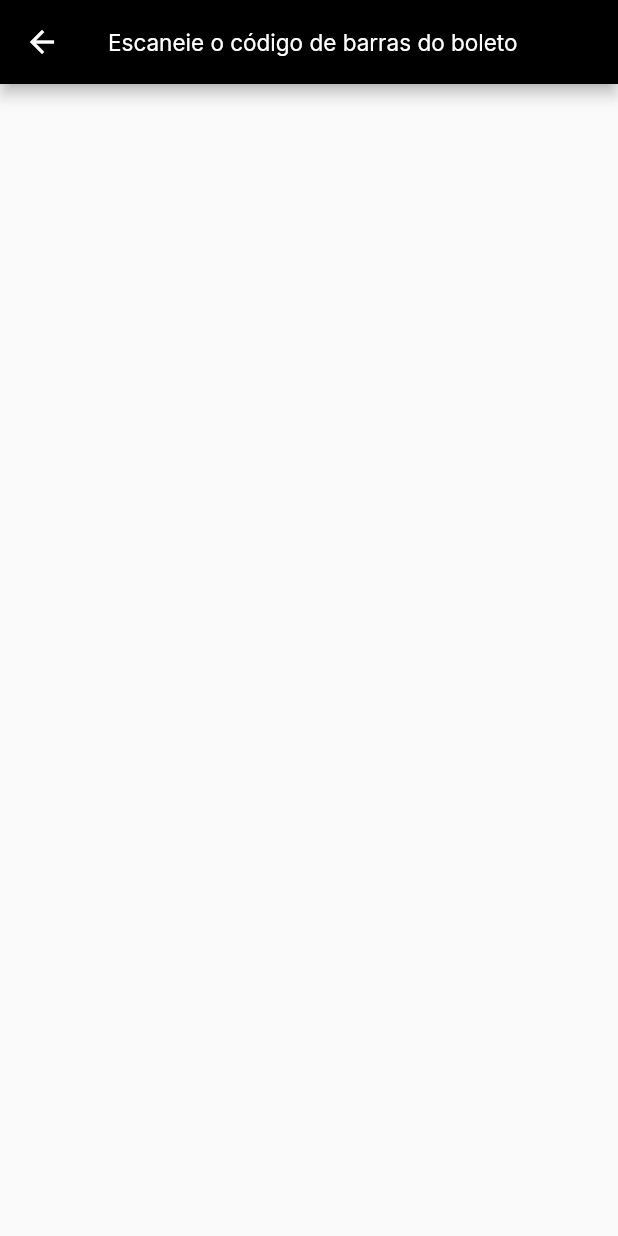
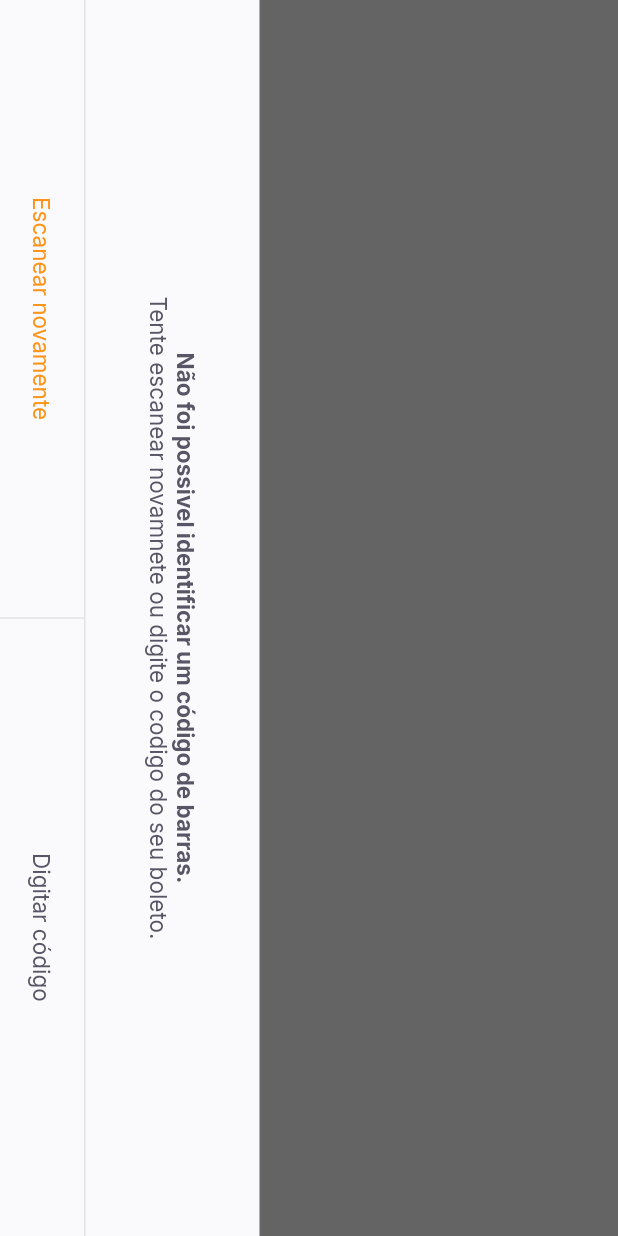
Before and after one commit to italodaniel/FlowPay, a Flutter app: the BarcodeScannerPage screen opened by its route, on a phone screen of 412 x 824 dp. Run offline on Flutter 3.47's test engine with Material 2 defaults, Android fonts, the phone set to English and light mode, and no system bars; our stand-ins replace firebase_core, google_fonts, google_sign_in, shared_preferences; accounts and stored records are empty.

Commit message:
created the barcode scanner

```diff
--- a/lib/app_widget.dart
+++ b/lib/app_widget.dart
@@ -11,7 +11,9 @@
   Widget build(BuildContext context) {
     return MaterialApp(
       title: 'Flow Pay',
-      theme: ThemeData(primaryColor: AppColors.primary),
+      theme: ThemeData(
+        primarySwatch: Colors.orange ,
+        primaryColor: AppColors.primary),
       initialRoute: "/splash",
       routes: {
         "/splash": (context) => SplashPage(),
--- a/lib/modules/barcode_scanner/barcode_scanner_page.dart
+++ b/lib/modules/barcode_scanner/barcode_scanner_page.dart
@@ -1,5 +1,7 @@
 import 'package:flowpay/shared/themes/app_colors.dart';
 import 'package:flowpay/shared/themes/app_text_styles.dart';
+import 'package:flowpay/shared/widgets/bottom_sheet/bottom_seet_widget.dart';
+import 'package:flowpay/shared/widgets/set_label_buttons/set_label_buttons.dart';
 import 'package:flutter/material.dart';
 
 class BarcodeScannerPage extends StatefulWidget {
@@ -12,13 +14,56 @@
 class _BarcodeScannerPageState extends State<BarcodeScannerPage> {
   @override
   Widget build(BuildContext context) {
-    return Scaffold(
-      appBar: AppBar(
-        backgroundColor: Colors.black,
-        title: Text("Escaneie o código de barras do boleto",
-        style: TextStyles.buttonBackground,
-        ),
-        leading: BackButton(color: AppColors.background,),
+    return BottomSheetWidget(
+      title: "Não foi possivel identificar um código de barras.",
+      subtitle: "Tente escanear novamnete ou digite o codigo do seu boleto.",
+      primaryLabel: "Escanear novamente",
+      primaryOnPressed: () {},
+      secondaryLabel: "Digitar código",
+      secondaryOnPressed: () {},
+    );
+
+    return SafeArea(
+      top: true,
+      bottom: true,
+      left: true,
+      right: true,
+      child: RotatedBox(
+        quarterTurns: 1,
+        child: Scaffold(
+            appBar: AppBar(
+              backgroundColor: Colors.black,
+              title: Text(
+                "Escaneie o código de barras do boleto",
+                style: TextStyles.buttonBackground,
+              ),
+              centerTitle: true,
+              leading: BackButton(
+                color: AppColors.background,
+              ),
+            ),
+            body: Column(
+              children: [
+                Expanded(
+                    child: Container(
+                  color: Colors.black.withOpacity(0.7),
+                )),
+                Expanded(
+                    flex: 2,
+                    child: Container(
+                      color: Colors.transparent,
+                    )),
+                Expanded(
+                    child: Container(
+                  color: Colors.black.withOpacity(0.7),
+                ))
+              ],
+            ),
+            bottomNavigationBar: SetLabelButtons(
+                primaryLabel: "Inserir código com boleto",
+                primaryOnPressed: () {},
+                secondaryLabel: "Adicionar da galeria",
+                secondaryOnPressed: () {})),
       ),
     );
   }
--- /dev/null
+++ b/lib/shared/widgets/bottom_sheet/bottom_seet_widget.dart
@@ -0,0 +1,64 @@
+import 'package:flowpay/shared/themes/app_colors.dart';
+import 'package:flowpay/shared/themes/app_text_styles.dart';
+import 'package:flowpay/shared/widgets/set_label_buttons/set_label_buttons.dart';
+import 'package:flutter/material.dart';
+
+class BottomSheetWidget extends StatelessWidget {
+  final String primaryLabel;
+  final VoidCallback primaryOnPressed;
+  final String secondaryLabel;
+  final VoidCallback secondaryOnPressed;
+  final String title;
+  final String subtitle;
+
+  const BottomSheetWidget(
+      {Key? key,
+      required this.primaryLabel,
+      required this.primaryOnPressed,
+      required this.secondaryLabel,
+      required this.secondaryOnPressed,
+      required this.title,
+      required this.subtitle})
+      : super(key: key);
+
+  @override
+  Widget build(BuildContext context) {
+    return SafeArea(
+      child: RotatedBox(
+        quarterTurns: 1,
+        child: Material(
+          child: Container(
+            color: AppColors.shape,
+            child: Column(
+              children: [
+                Expanded(child: Container(color: Colors.black.withOpacity(0.6))),
+                Padding(
+                  padding: const EdgeInsets.all(40),
+                  child: Text.rich(
+                      TextSpan(
+                          text: title,
+                          style: TextStyles.buttonBoldHeading,
+                          children: [
+                            TextSpan(
+                                text: "\n$subtitle",
+                                style: TextStyles.buttonHeading),
+                          ]),
+                      textAlign: TextAlign.center),
+                ),
+                Container(
+                  height: 1,
+                  color: AppColors.stroke,
+                ),
+                SetLabelButtons( enablePrimaryColor: true,
+                    primaryLabel: primaryLabel,
+                    primaryOnPressed: primaryOnPressed,
+                    secondaryLabel: secondaryLabel,
+                    secondaryOnPressed: secondaryOnPressed)
+              ],
+            ),
+          ),
+        ),
+      ),
+    );
+  }
+}
--- /dev/null
+++ b/lib/shared/widgets/divider_vertical/divider_widget_vertical.dart
@@ -0,0 +1,16 @@
+import 'package:flowpay/shared/themes/app_colors.dart';
+import 'package:flutter/material.dart';
+
+class DividerVerticalWidget extends StatelessWidget {
+  const DividerVerticalWidget({ Key? key }) : super(key: key);
+
+  @override
+  Widget build(BuildContext context) {
+    return Container(
+      width: 1,
+      height: double.maxFinite,
+      color: AppColors.stroke,
+
+    );
+  }
+}
--- /dev/null
+++ b/lib/shared/widgets/label_button/label_button.dart
@@ -0,0 +1,25 @@
+import 'package:flowpay/shared/themes/app_text_styles.dart';
+import 'package:flutter/material.dart';
+
+class LabelButton extends StatelessWidget {
+  final String label;
+  final VoidCallback onPressed;
+  final TextStyle? style;
+  const LabelButton(
+      {Key? key, required this.label, required this.onPressed, this.style})
+      : super(key: key);
+
+  @override
+  Widget build(BuildContext context) {
+    return Container(
+      height: 56,
+      child: TextButton(
+        onPressed: onPressed,
+        child: Text(
+          label,
+          style: style ?? TextStyles.buttonHeading,
+        ),
+      ),
+    );
+  }
+}
--- /dev/null
+++ b/lib/shared/widgets/set_label_buttons/set_label_buttons.dart
@@ -0,0 +1,44 @@
+import 'package:flowpay/shared/themes/app_text_styles.dart';
+import 'package:flowpay/shared/widgets/label_button/label_button.dart';
+import 'package:flutter/material.dart';
+
+import '../divider_vertical/divider_widget_vertical.dart';
+
+class SetLabelButtons extends StatelessWidget {
+  final String primaryLabel;
+  final VoidCallback primaryOnPressed;
+  final String secondaryLabel;
+  final VoidCallback secondaryOnPressed;
+  final bool enablePrimaryColor;
+  const SetLabelButtons({
+    Key? key,
+    required this.primaryLabel,
+    required this.primaryOnPressed,
+    required this.secondaryLabel,
+    required this.secondaryOnPressed,
+    this.enablePrimaryColor = false,
+  }) : super(key: key);
+
+  @override
+  Widget build(BuildContext context) {
+    return Container(
+      height: 56,
+      child: Row(
+        children: [
+          Expanded(
+              child: LabelButton(
+            label: primaryLabel,
+            onPressed: primaryOnPressed,
+            style: enablePrimaryColor ? TextStyles.buttonPrimary : null,
+          )),
+          DividerVerticalWidget(),
+          Expanded(
+              child: LabelButton(
+            label: secondaryLabel,
+            onPressed: secondaryOnPressed,
+          ))
+        ],
+      ),
+    );
+  }
+}
```
